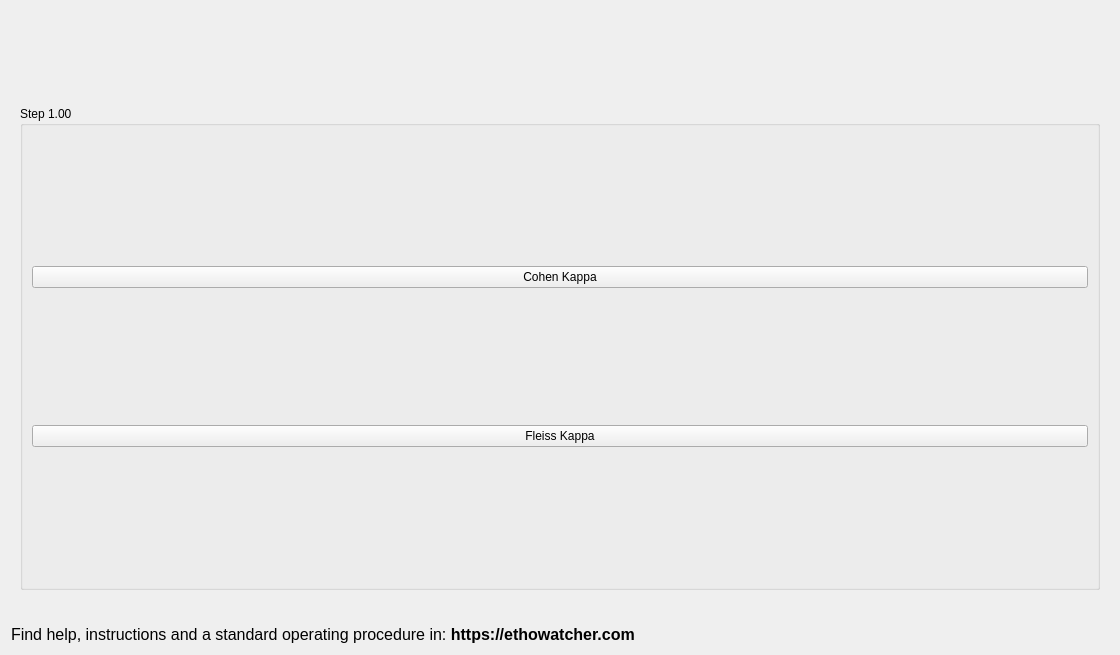
Before: the Qt Designer form src/teaconcordancia.ui in EthoWatcher/ethowatcher, drawn with Qt 5.
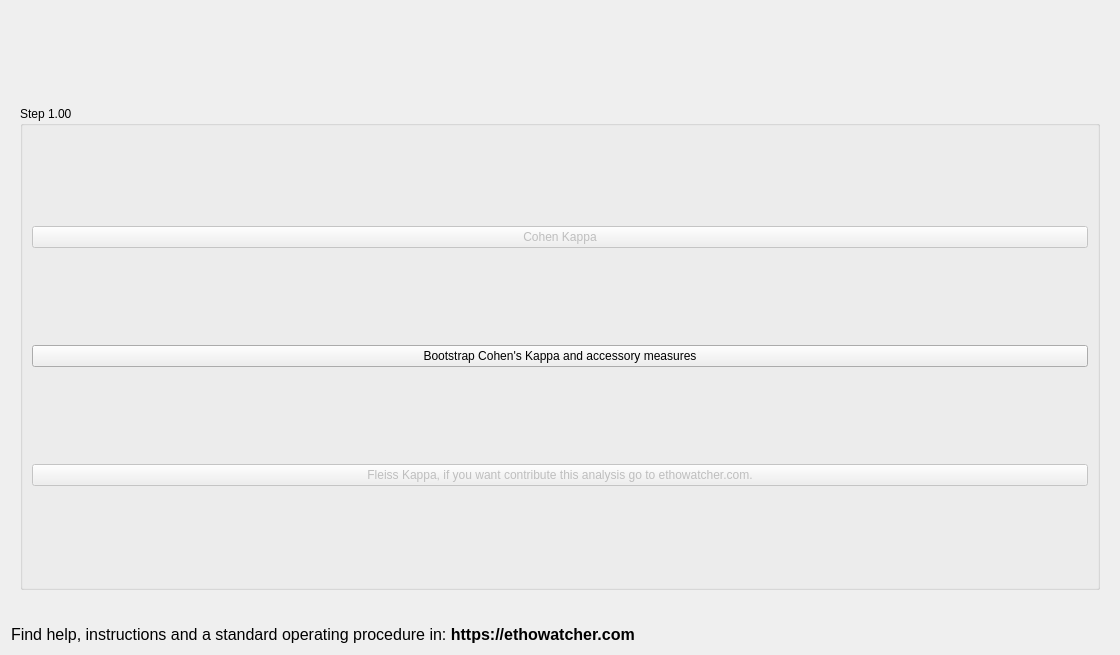
After: the same form once the commit is applied. The open tabs and pages were chosen to show the change. Icons and pictures are not drawn.

Commit message: Adding Cohen's kappa and accessory measures ui

Diff of the .ui file:
```diff
--- a/src/teaconcordancia.ui
+++ b/src/teaconcordancia.ui
@@ -54,15 +54,28 @@
          <layout class="QVBoxLayout" name="verticalLayout_7">
           <item>
            <widget class="QPushButton" name="pbKohone1">
+            <property name="enabled">
+             <bool>false</bool>
+            </property>
             <property name="text">
              <string>Cohen Kappa</string>
             </property>
            </widget>
           </item>
+          <item>
+           <widget class="QPushButton" name="pb_BootstrapCohen">
+            <property name="text">
+             <string>Bootstrap Cohen's Kappa and accessory measures</string>
+            </property>
+           </widget>
+          </item>
           <item>
            <widget class="QPushButton" name="pbFleissKappa">
+            <property name="enabled">
+             <bool>false</bool>
+            </property>
             <property name="text">
-             <string>Fleiss Kappa</string>
+             <string>Fleiss Kappa, if you want contribute this analysis go to ethowatcher.com.</string>
             </property>
            </widget>
           </item>
```
Left out of the diff: 6 changed lines with no effect on the pictures. The commit also changes 4 other files.
